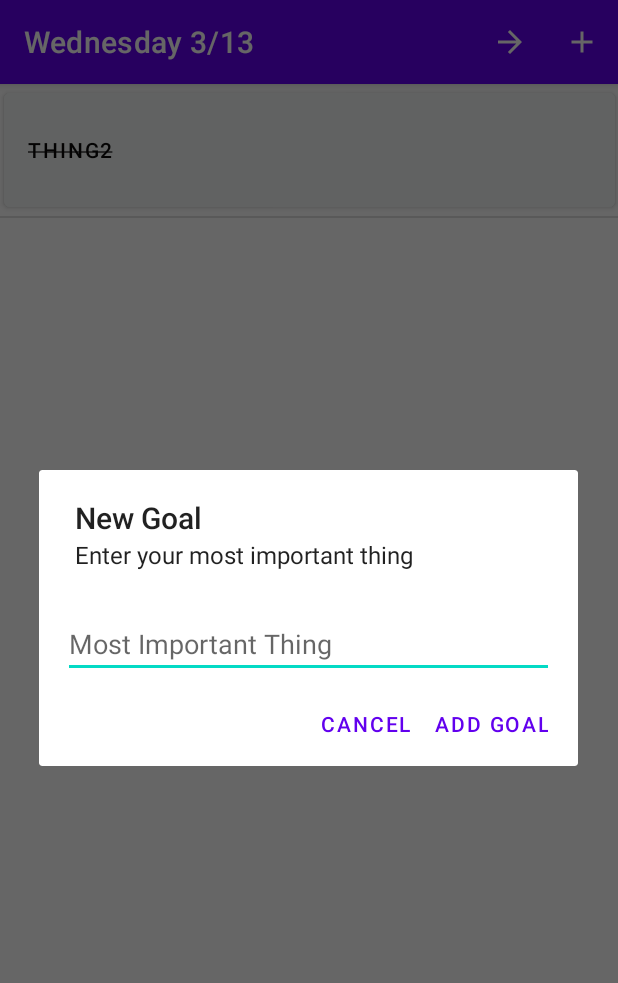
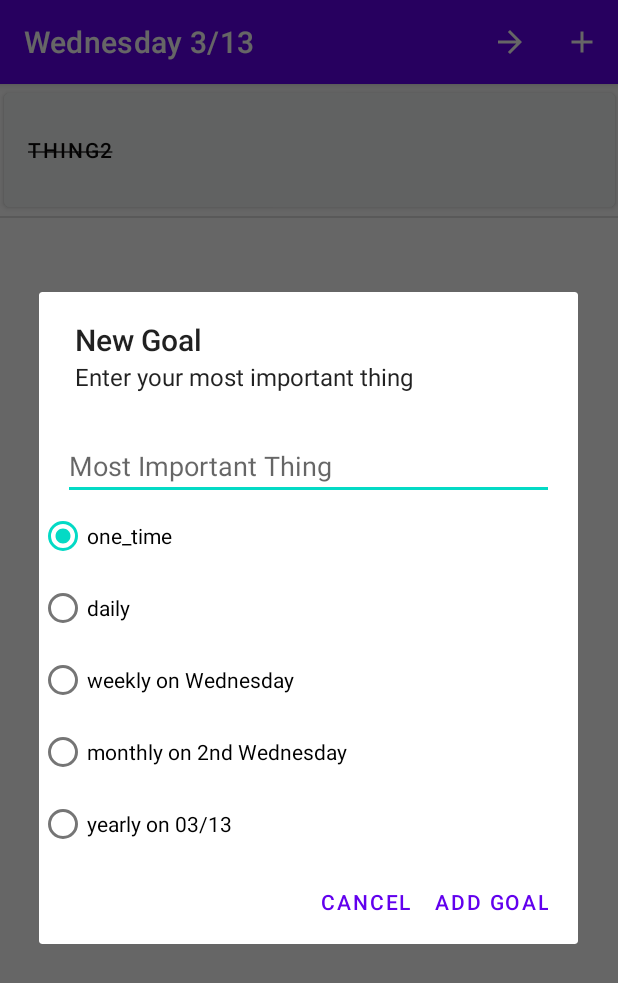
Before and after one commit to CSE-110-Winter-2024/project-team-16, an Android app: the screen it shows after launch (MainActivity), after a tap on "Add Goal", on a phone screen of 412 x 824 dp. Shown: the top 983 px of the screen. Run offline under Robolectric (Android 15) with nearby library versions, the phone set to English and light mode, and no system bars; our stand-ins replace Room's generated code; 1 other tap on this screen came first.

Commit message:
New xml and radio buttons for frequency options

```diff
--- a/app/src/main/java/edu/ucsd/cse110/successorator/data/db/GoalDao.java
+++ b/app/src/main/java/edu/ucsd/cse110/successorator/data/db/GoalDao.java
@@ -120,7 +120,7 @@ public interface GoalDao {
     default int prepend(GoalEntity goal) {
         // Shift all the existing goals down the list by 1.
         shiftSortOrders(getMinSortOrder(), getMaxSortOrder(), 1);
-        var newGoal = new GoalEntity(goal.id, goal.mit, getMinSortOrder() - 1, goal.isCrossed);
+        var newGoal = new GoalEntity(goal.id, goal.mit, getMinSortOrder() - 1, goal.isCrossed, goal.frequency);
         return Math.toIntExact(insert(newGoal));
     }
 
--- a/app/src/main/java/edu/ucsd/cse110/successorator/data/db/GoalEntity.java
+++ b/app/src/main/java/edu/ucsd/cse110/successorator/data/db/GoalEntity.java
@@ -26,11 +26,15 @@ public class GoalEntity {
     @ColumnInfo(name = "is_crossed")
     public boolean isCrossed;
 
-    GoalEntity(int id, @NonNull String mit, int sortOrder, boolean isCrossed) {
+    @ColumnInfo(name = "frequency")
+    public Goal.Frequency frequency;
+
+    GoalEntity(int id, @NonNull String mit, int sortOrder, boolean isCrossed, Goal.Frequency frequency) {
         this.id = id;
         this.mit = mit;
         this.sortOrder = sortOrder;
         this.isCrossed = isCrossed;
+        this.frequency = frequency;
     }
 
     public static GoalEntity fromGoal(@NonNull Goal goal) {
@@ -38,13 +42,14 @@ public class GoalEntity {
         var goalEntity = new GoalEntity(Objects.requireNonNull(goal.id()),
                 Objects.requireNonNull(goal.mit()),
                 goal.sortOrder(),
-                goal.isCrossed()
+                goal.isCrossed(),
+                goal.frequency()
         );
         return goalEntity;
     }
 
     public @NonNull Goal toGoal() {
-        return new Goal(id, mit, sortOrder, isCrossed);
+        return new Goal(id, mit, sortOrder, isCrossed,frequency);
     }
 
 }
--- a/app/src/main/java/edu/ucsd/cse110/successorator/data/db/RoomGoalRepository.java
+++ b/app/src/main/java/edu/ucsd/cse110/successorator/data/db/RoomGoalRepository.java
@@ -124,7 +124,7 @@ public class RoomGoalRepository implements IGoalRepository {
         var goalEntity = goalDao.find(id);
         var newStatus = !goalEntity.isCrossed;
         var newGoalEntity = GoalEntity.fromGoal(
-                new Goal(goalEntity.id, goalEntity.mit, goalEntity.sortOrder, newStatus)
+                new Goal(goalEntity.id, goalEntity.mit, goalEntity.sortOrder, newStatus, goalEntity.frequency)
         );
 
         // Delete the old version of the goal
--- a/app/src/main/java/edu/ucsd/cse110/successorator/ui/dialog/AddGoalDialogFragment.java
+++ b/app/src/main/java/edu/ucsd/cse110/successorator/ui/dialog/AddGoalDialogFragment.java
@@ -1,9 +1,14 @@
 package edu.ucsd.cse110.successorator.ui.dialog;
 
+import android.annotation.SuppressLint;
 import android.app.AlertDialog;
 import android.app.Dialog;
 import android.content.DialogInterface;
 import android.os.Bundle;
+import android.view.LayoutInflater;
+import android.view.View;
+import android.view.ViewGroup;
+import android.widget.RadioButton;
 
 import androidx.annotation.NonNull;
 import androidx.annotation.Nullable;
@@ -11,12 +16,21 @@ import androidx.fragment.app.DialogFragment;
 import androidx.lifecycle.ViewModelProvider;
 
 import edu.ucsd.cse110.successorator.MainViewModel;
+import edu.ucsd.cse110.successorator.R;
 import edu.ucsd.cse110.successorator.databinding.FragmentDialogAddGoalBinding;
 import edu.ucsd.cse110.successorator.lib.domain.Goal;
+
+import java.text.SimpleDateFormat;
+import java.util.Calendar;
+import java.util.Date;
+import java.util.Locale;
+
 
 public class AddGoalDialogFragment extends DialogFragment {
     private FragmentDialogAddGoalBinding view;
     private MainViewModel activityModel;
+
+
 
     AddGoalDialogFragment() {
 
@@ -44,6 +58,12 @@ public class AddGoalDialogFragment extends DialogFragment {
     public Dialog onCreateDialog(@Nullable Bundle savedInstanceState) {
         this.view = FragmentDialogAddGoalBinding.inflate(getLayoutInflater());
 
+        updateRadioButtonTextWeekly();
+        updateRadioButtonTextMonthly();
+        updateRadioButtonTextYearly();
+
+        view.oneTime.setChecked(true);
+
         return new AlertDialog.Builder(getActivity())
                 .setTitle("New Goal")
                 .setMessage("Enter your most important thing")
@@ -53,10 +73,91 @@ public class AddGoalDialogFragment extends DialogFragment {
                 .create();
     }
 
+
+
+
+    @SuppressLint("SetTextI18n")
+    private void updateRadioButtonTextWeekly(){
+        Calendar calendar = Calendar.getInstance();
+        Date weeklyDate = calendar.getTime();
+
+        SimpleDateFormat weeklyDateFormat = new SimpleDateFormat("EEEE", Locale.getDefault());
+        String weeklyFormattedDate = weeklyDateFormat.format(weeklyDate);
+        view.weekly.setText("weekly on " + weeklyFormattedDate);
+
+
+    }
+
+    @SuppressLint("SetTextI18n")
+    private void updateRadioButtonTextMonthly(){
+        Calendar calendar = Calendar.getInstance();
+        int currentWeekOfMonth = calendar.get(Calendar.DAY_OF_WEEK_IN_MONTH); // Get the current week of the month
+        Date monthlyDate = calendar.getTime();
+
+        String weekNumber = weekNumberIndicator(currentWeekOfMonth);
+
+
+
+
+        SimpleDateFormat monthlyDateFormat = new SimpleDateFormat(" EEEE", Locale.getDefault());
+        String monthlyFormattedDate = monthlyDateFormat.format(monthlyDate);
+        view.monthly.setText("monthly on " + currentWeekOfMonth + weekNumber + "" + monthlyFormattedDate);
+
+
+    }
+
+    //For monthly eg. 1st 2nd 3rd 4th 5th
+    private String weekNumberIndicator(int number) {
+        if (number >= 11 && number <= 13) {
+            return "th";
+        }
+        switch (number % 10) {
+            case 1:
+                return "st";
+            case 2:
+                return "nd";
+            case 3:
+                return "rd";
+            default:
+                return "th";
+        }
+    }
+
+    @SuppressLint("SetTextI18n")
+    private void updateRadioButtonTextYearly(){
+        Calendar calendar = Calendar.getInstance();
+        Date yearlyDate = calendar.getTime();
+
+        SimpleDateFormat yearlyDateFormat = new SimpleDateFormat("MM/dd", Locale.getDefault());
+        String yearlyFormattedDate = yearlyDateFormat.format(yearlyDate);
+        view.yearly.setText("yearly on " + yearlyFormattedDate);
+
+
+    }
     private void onPositiveButtonClick(DialogInterface dialog, int which) {
         var mit = view.addGoalEditText.getText().toString();
+        Goal.Frequency frequency = Goal.Frequency.ONETIME;
 
-        var goal = new Goal(null, mit, -1, false);
+
+        if (view.daily.isChecked()){
+            frequency = Goal.Frequency.DAILY;
+        }
+
+        else if (view.weekly.isChecked()){
+            frequency = Goal.Frequency.WEEKLY;
+        }
+
+        else if (view.monthly.isChecked()){
+            frequency = Goal.Frequency.MONTHLY;
+        }
+
+        else if (view.yearly.isChecked()){
+            frequency = Goal.Frequency.YEARLY;
+        }
+
+
+        var goal = new Goal(null, mit, -1, false, frequency);
+
 
         activityModel.append(goal);
 /*
--- a/app/src/main/res/layout/fragment_dialog_add_goal.xml
+++ b/app/src/main/res/layout/fragment_dialog_add_goal.xml
@@ -17,4 +17,42 @@
         app:layout_constraintStart_toStartOf="parent"
         app:layout_constraintTop_toTopOf="parent" />
 
+    <RadioGroup
+        android:id="@+id/Frequency"
+        android:layout_width="wrap_content"
+        android:layout_height="wrap_content"
+        app:layout_constraintStart_toStartOf="parent"
+        app:layout_constraintTop_toBottomOf="@+id/add_goal_edit_text">
+
+        <RadioButton
+            android:id="@+id/one_time"
+            android:layout_width="match_parent"
+            android:layout_height="wrap_content"
+            android:text="one_time" />
+
+        <RadioButton
+            android:id="@+id/daily"
+            android:layout_width="match_parent"
+            android:layout_height="wrap_content"
+            android:text="daily" />
+
+        <RadioButton
+            android:id="@+id/weekly"
+            android:layout_width="match_parent"
+            android:layout_height="wrap_content"
+            android:text="RadioButton" />
+
+        <RadioButton
+            android:id="@+id/monthly"
+            android:layout_width="match_parent"
+            android:layout_height="wrap_content"
+            android:text="RadioButton" />
+
+        <RadioButton
+            android:id="@+id/yearly"
+            android:layout_width="match_parent"
+            android:layout_height="wrap_content"
+            android:text="RadioButton" />
+    </RadioGroup>
+
 </androidx.constraintlayout.widget.ConstraintLayout>
--- a/lib/src/main/java/edu/ucsd/cse110/successorator/lib/data/InMemoryDataSource.java
+++ b/lib/src/main/java/edu/ucsd/cse110/successorator/lib/data/InMemoryDataSource.java
@@ -28,8 +28,8 @@ public class InMemoryDataSource {
     }
 
     public final static List<Goal> TEST_GOALS = List.of(
-            new Goal(0,"Thing1", 0, false),
-            new Goal(1,"Thing2", 1, false)
+            new Goal(0,"Thing1", 0, false, Goal.Frequency.ONETIME),
+            new Goal(1,"Thing2", 1, false, Goal.Frequency.ONETIME)
     );
 
     public static InMemoryDataSource fromDefault() {
--- a/lib/src/main/java/edu/ucsd/cse110/successorator/lib/domain/Goal.java
+++ b/lib/src/main/java/edu/ucsd/cse110/successorator/lib/domain/Goal.java
@@ -1,5 +1,6 @@
 package edu.ucsd.cse110.successorator.lib.domain;
 
+import androidx.annotation.NonNull;
 import androidx.annotation.Nullable;
 import org.jetbrains.annotations.NotNull;
 
@@ -14,16 +15,21 @@ public class Goal implements Serializable {
 
     private boolean isCrossed;
 
+    public enum Frequency {ONETIME, DAILY, WEEKLY, MONTHLY, YEARLY}
+
+    private Frequency frequency;
+
 
     public Goal(
-        @Nullable Integer id,
-        @Nullable String mit,
-        @NotNull Integer sortOrder,
-        boolean isCrossed) {
+            @Nullable Integer id,
+            @Nullable String mit,
+            @NotNull Integer sortOrder,
+            boolean isCrossed, @NonNull Frequency frequency) {
         this.id = id;
         this.mit = mit;
         this.sortOrder = sortOrder;
         this.isCrossed = isCrossed;
+        this.frequency = frequency;
     }
 
     @Nullable
@@ -43,14 +49,16 @@ public class Goal implements Serializable {
 
     public boolean isCrossed() { return isCrossed; }
 
+    public Frequency frequency() {return frequency; };
+
     public void toggle() { isCrossed = !isCrossed; }
 
     public Goal withId(int id) {
-        return new Goal(id, this.mit(), this.sortOrder(), this.isCrossed);
+        return new Goal(id, this.mit(), this.sortOrder(), this.isCrossed, this.frequency);
     }
 
     public Goal withSortOrder(int sortOrder) {
-        return new Goal(this.id(), this.mit(), sortOrder, this.isCrossed);
+        return new Goal(this.id(), this.mit(), sortOrder, this.isCrossed, this.frequency);
     }
 
     @Override
@@ -58,11 +66,12 @@ public class Goal implements Serializable {
         if (this == o) return true;
         if (o == null || getClass() != o.getClass()) return false;
         Goal goal = (Goal) o;
-        return Objects.equals(id, goal.id) && Objects.equals(mit, goal.mit) && Objects.equals(sortOrder, goal.sortOrder) && (isCrossed == goal.isCrossed());
+        return Objects.equals(id, goal.id) && Objects.equals(mit, goal.mit) && Objects.equals(sortOrder, goal.sortOrder) && (isCrossed == goal.isCrossed()
+        && Objects.equals(frequency,goal.frequency));
     }
 
     @Override
     public int hashCode() {
-        return Objects.hash(id, mit, sortOrder, isCrossed);
+        return Objects.hash(id, mit, sortOrder, isCrossed,frequency);
     }
 }
```
Also changed, not shown: 2 other files.
